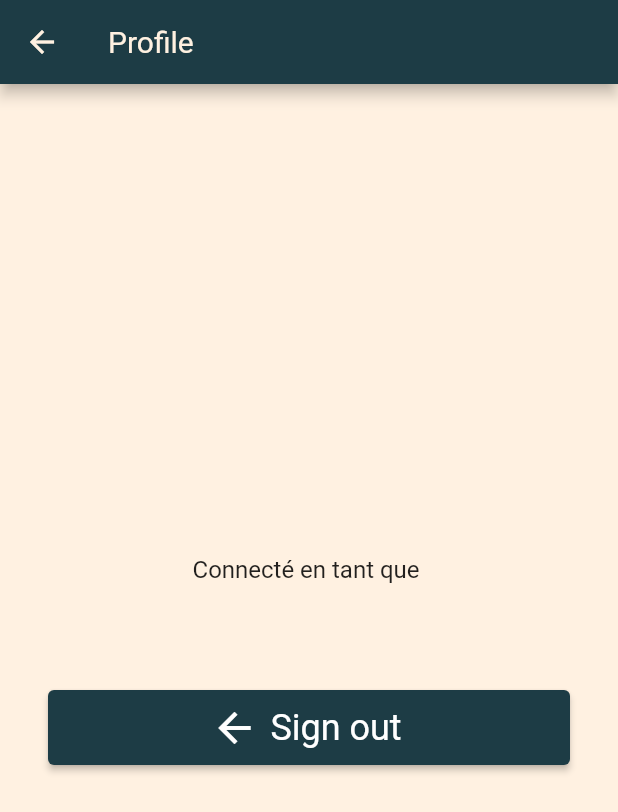
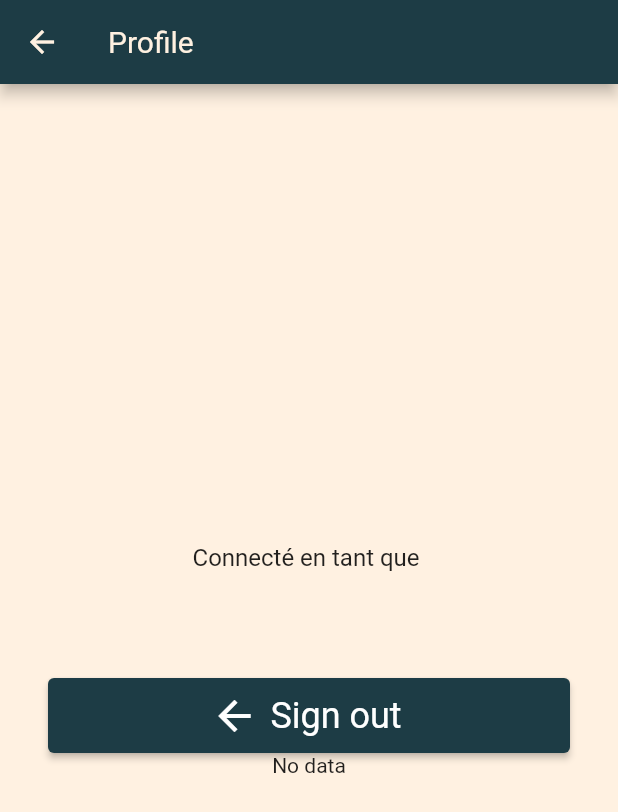
Before and after one commit to TontonduWeb/seeds-growing, a Flutter app: the ProfilePage screen opened directly, on a phone screen of 412 x 824 dp. Shown: the top 812 px of the screen. Run offline on Flutter 3.47's test engine with Material 2 defaults, Android fonts, the light colour scheme and no system bars; drawn by our look-alikes of overlay_support; our stand-ins replace cloud_firestore, email_validator, firebase_auth, firebase_core, firebase_messaging, introduction_screen and 2 more; accounts and stored records are empty; statements that could not run were skipped.

Commit message:
update info.plist

```diff
--- a/lib/pages/profile_page.dart
+++ b/lib/pages/profile_page.dart
@@ -1,6 +1,11 @@
 import 'package:firebase_auth/firebase_auth.dart';
+import 'package:firebase_core/firebase_core.dart';
+import 'package:firebase_messaging/firebase_messaging.dart';
 import 'package:flutter/material.dart';
+import 'package:overlay_support/overlay_support.dart';
 import 'package:seeds/main.dart';
+
+import '../widgets/notification_badge_widget.dart';
 
 class ProfilePage extends StatefulWidget {
   const ProfilePage({super.key});
@@ -10,10 +15,60 @@ class ProfilePage extends StatefulWidget {
 }
 
 class _ProfilePageState extends State<ProfilePage> {
+  late int _totalNotifications;
+  PushNotification? _notificationInfo;
+  late final FirebaseMessaging _messaging;
   final FirebaseAuth auth = FirebaseAuth.instance;
+
+  void registerNotification() async {
+    // 1. Initialize the Firebase app
+    await Firebase.initializeApp();
+
+    // 2. Instantiate Firebase Messaging
+    _messaging = FirebaseMessaging.instance;
+
+    // 3. On iOS, this helps to take the user permissions
+    NotificationSettings settings = await _messaging.requestPermission(
+      alert: true,
+      badge: true,
+      provisional: false,
+      sound: true,
+    );
+
+    if (settings.authorizationStatus == AuthorizationStatus.authorized) {
+      print('User granted permission');
+
+      // For handling the received notifications
+      FirebaseMessaging.onMessage.listen((RemoteMessage message) {
+        // Parse the message received
+        PushNotification notification = PushNotification(
+          title: message.notification?.title,
+          body: message.notification?.body,
+        );
+
+        setState(() {
+          _notificationInfo = notification;
+          _totalNotifications++;
+        });
+        if (_notificationInfo != null) {
+          // For displaying the notification as an overlay
+          showSimpleNotification(
+            Text(_notificationInfo!.title!),
+            leading: NotificationBadge(totalNotifications: _totalNotifications),
+            subtitle: Text(_notificationInfo!.body!),
+            background: Colors.cyan.shade700,
+            duration: const Duration(seconds: 2),
+          );
+        }
+      });
+    } else {
+      print('User declined or has not accepted permission');
+    }
+  }
 
   @override
   void initState() {
+    _totalNotifications = 0;
     super.initState();
 
     auth.authStateChanges().listen((User? user) {
@@ -57,10 +112,43 @@ class _ProfilePageState extends State<ProfilePage> {
               onPressed: () {
                 auth.signOut();
               },
-            )
+            ),
+            _notificationInfo != null
+                ? Column(
+                    crossAxisAlignment: CrossAxisAlignment.start,
+                    children: [
+                      Text(
+                        'TITLE: ${_notificationInfo!.title}',
+                        style: const TextStyle(
+                          fontWeight: FontWeight.bold,
+                          fontSize: 16.0,
+                        ),
+                      ),
+                      const SizedBox(height: 8.0),
+                      Text(
+                        'BODY: ${_notificationInfo!.body}',
+                        style: const TextStyle(
+                          fontWeight: FontWeight.bold,
+                          fontSize: 16.0,
+                        ),
+                      ),
+                    ],
+                  )
+                : Container(
+                    child: Text('No data'),
+                  ),
           ],
         ),
       ),
     );
   }
 }
+
+class PushNotification {
+  PushNotification({
+    this.title,
+    this.body,
+  });
+  String? title;
+  String? body;
+}
--- a/pubspec.yaml
+++ b/pubspec.yaml
@@ -51,6 +51,7 @@ dependencies:
   shared_preferences: ^2.1.0
   after_layout: ^1.2.0
   firebase_messaging: ^14.6.1
+  overlay_support: ^2.1.0
 
 dev_dependencies:
   flutter_test:
```
Also changed, not shown: lib/main.dart (+17 -2 lines), pubspec.lock, 3 other files.
